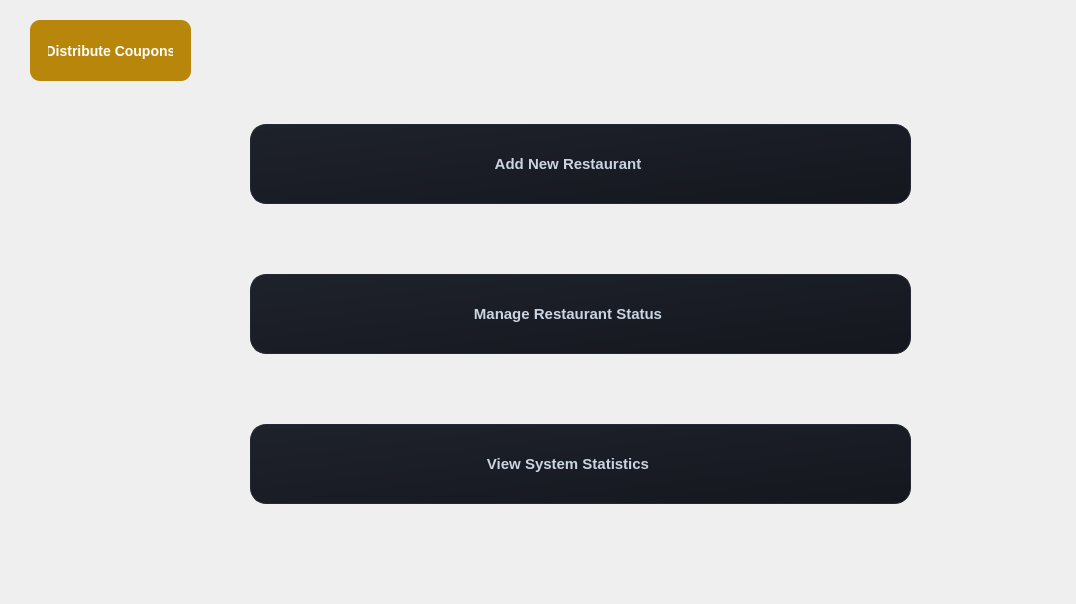
Old version of the form main/gui/adminwindow.ui in the repository HamidrezaNadafian/Restaurant-Management-System.
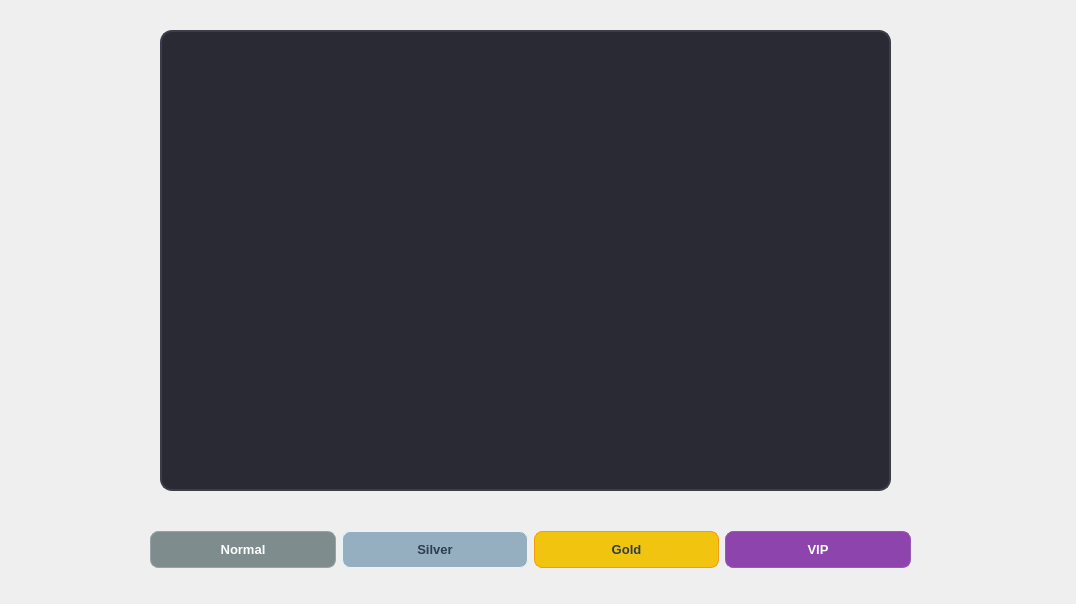
New version of the form.

Commit message: allow admin to update user levels

```diff
--- a/main/gui/adminwindow.ui
+++ b/main/gui/adminwindow.ui
@@ -28,6 +28,7 @@
 }
 
 QPushButton#btnAddRestaurant, 
+QPushButton#btnManageUsers,
 QPushButton#btnManageStatus, 
 QPushButton#btnViewStatistics {
 	background-color: qlineargradient(x1:0, y1:0, x2:1, y2:1, stop:0 #1e222b, stop:1 #14171e);
@@ -44,6 +45,7 @@
 }
 QPushButton#btnAddRestaurant:hover, 
 QPushButton#btnManageStatus:hover, 
+QPushButton#btnManageUsers:hover,
 QPushButton#btnViewStatistics:hover {
     background-color: qlineargradient(x1:0, y1:0, x2:1, y2:1, stop:0 #252b37, stop:1 #1a1e27);
     color: #ffffff;          
@@ -54,6 +56,7 @@
 
 QPushButton#btnAddRestaurant:pressed, 
 QPushButton#btnManageStatus:pressed, 
+QPushButton#btnManageUsers:pressed,
 QPushButton#btnViewStatistics:pressed {
     background-color: #11141a;
     border: 1px solid #d97706; 
@@ -257,10 +260,97 @@
 QPushButton#btnDistributeCoupons:disabled {
     background-color: #555555;
     color: #aaaaaa;
+}
+
+
+QListWidget#listWidgetUsers {
+    background-color: #2a2a35;
+    border: 2px solid #3c3c4a;
+    border-radius: 12px;
+    padding: 8px;
+    color: #f1f2f6;
+    font-family: &quot;Segoe UI&quot;, Tahoma, sans-serif;
+    font-size: 14px;
+}
+
+QListWidget#listWidgetUsers::item {
+    background-color: #323242;
+    border-radius: 8px;
+    padding: 12px;
+    margin-bottom: 8px;
+    color: #e4e7eb;
+}
+
+QListWidget#listWidgetUsers::item:hover {
+    background-color: #3d3d52;
+    border: 1px solid #5a5a75;
+}
+
+QListWidget#listWidgetUsers::item:selected {
+    background-color: #4b4b68;
+    color: #ffffff;
+    border: 2px solid #706fd3;
+}
+
+
+QPushButton#btnSetNormal, 
+QPushButton#btnSetSilver, 
+QPushButton#btnSetGold, 
+QPushButton#btnSetVIP {
+    font-family: &quot;Segoe UI&quot;, Tahoma, sans-serif;
+    font-weight: bold;
+    font-size: 13px;
+    border-radius: 8px;
+    padding: 10px 16px;
+}
+
+
+QPushButton#btnSetNormal {
+    background-color: #7f8c8d;
+    border: 1px solid #95a5a6;
+    color: white;
+}
+QPushButton#btnSetNormal:hover { background-color: #95a5a6; }
+QPushButton#btnSetNormal:pressed { background-color: #636e72; }
+
+
+QPushButton#btnSetSilver {
+    background-color: #95afc0;
+    border: 1px solid #dff9fb;
+    color: #2c3e50;
+}
+QPushButton#btnSetSilver:hover { background-color: #c7ecee; }
+QPushButton#btnSetSilver:pressed { background-color: #57606f; color: white; }
+
+
+QPushButton#btnSetGold {
+    background-color: #f1c40f;
+    border: 1px solid #f39c12;
+    color: #2c3e50;
+}
+QPushButton#btnSetGold:hover { background-color: #f39c12; }
+QPushButton#btnSetGold:pressed { background-color: #e67e22; }
+
+
+QPushButton#btnSetVIP {
+    background-color: #8e44ad;
+    border: 1px solid #9b59b6;
+    color: white;
+}
+QPushButton#btnSetVIP:hover { background-color: #9b59b6; }
+QPushButton#btnSetVIP:pressed { background-color: #6c5ce7; }
+
+
+QPushButton#btnSetNormal:hover, 
+QPushButton#btnSetSilver:hover, 
+QPushButton#btnSetGold:hover, 
+QPushButton#btnSetVIP:hover {
+    margin-top: -2px;
+    margin-bottom: 2px;
 }</string>
    </property>
    <property name="currentIndex">
-    <number>0</number>
+    <number>4</number>
    </property>
    <widget class="QWidget" name="page">
     <widget class="QWidget" name="verticalLayoutWidget">
@@ -758,6 +848,58 @@
      </property>
     </widget>
    </widget>
+   <widget class="QWidget" name="page_5">
+    <widget class="QListWidget" name="listWidgetUsers">
+     <property name="geometry">
+      <rect>
+       <x>160</x>
+       <y>30</y>
+       <width>731</width>
+       <height>461</height>
+      </rect>
+     </property>
+    </widget>
+    <widget class="QWidget" name="horizontalLayoutWidget">
+     <property name="geometry">
+      <rect>
+       <x>150</x>
+       <y>510</y>
+       <width>761</width>
+       <height>80</height>
+      </rect>
+     </property>
+     <layout class="QHBoxLayout" name="horizontalLayout">
+      <item>
+       <widget class="QPushButton" name="btnSetNormal">
+        <property name="text">
+         <string>Normal</string>
+        </property>
+       </widget>
+      </item>
+      <item>
+       <widget class="QPushButton" name="btnSetSilver">
+        <property name="text">
+         <string>Silver</string>
+        </property>
+       </widget>
+      </item>
+      <item>
+       <widget class="QPushButton" name="btnSetGold">
+        <property name="text">
+         <string>Gold</string>
+        </property>
+       </widget>
+      </item>
+      <item>
+       <widget class="QPushButton" name="btnSetVIP">
+        <property name="text">
+         <string>VIP</string>
+        </property>
+       </widget>
+      </item>
+     </layout>
+    </widget>
+   </widget>
   </widget>
  </widget>
  <resources/>
```
Left out of the diff: 7 changed lines with no effect on the pictures. The commit also changes 2 other files.
